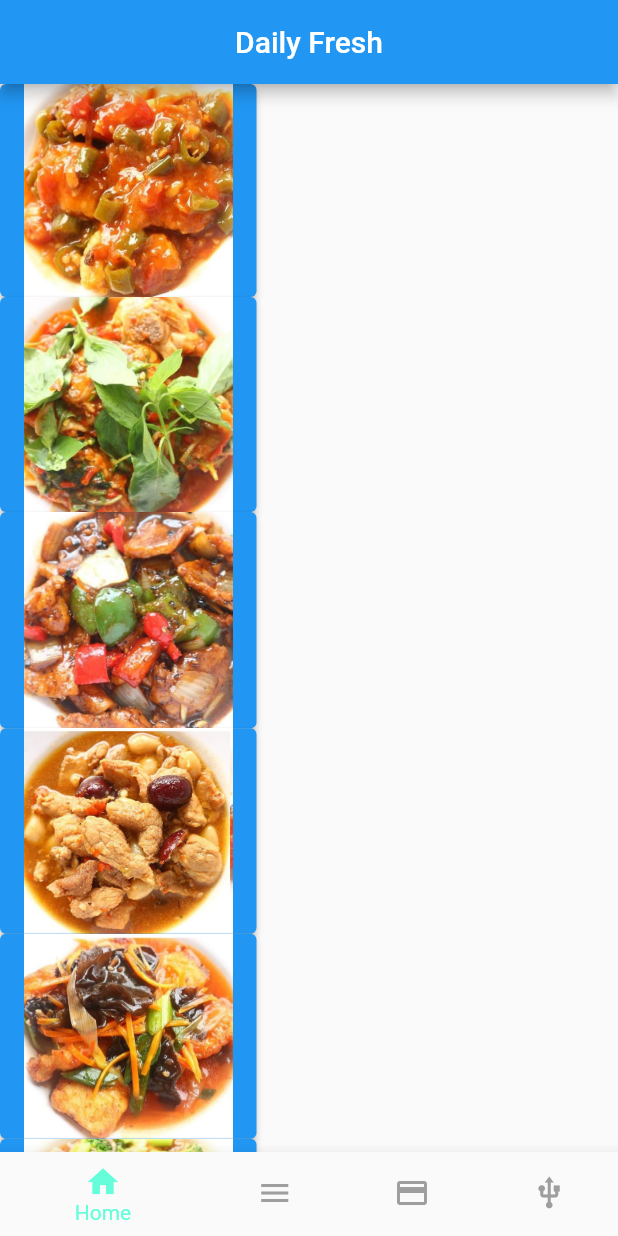
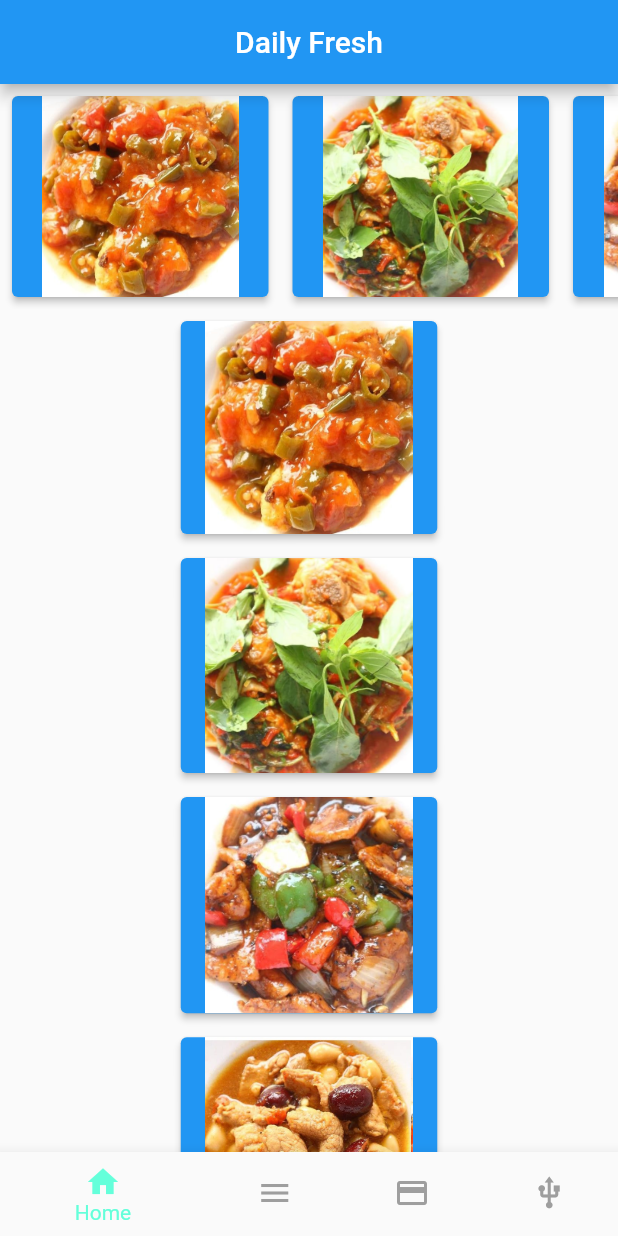
Before and after one commit to S69n250w/flutter_David-Christian-Hui, a Flutter app: the screen it shows after launch, on a phone screen of 412 x 824 dp. Run offline on Flutter 3.47's test engine with Material 2 defaults, Android fonts, the phone set to English and light mode, and no system bars.

Commit message:
Update tugas Mini Project
menambahkan fiturnya

```diff
--- a/Mini Project/praktikum/david_c_mini/lib/home_page.dart
+++ b/Mini Project/praktikum/david_c_mini/lib/home_page.dart
@@ -14,7 +14,14 @@ class _MyHomePageState extends State<MyHomePage> {
     final Color selectedColor = Colors.tealAccent;
     final Color unselectedColor = Colors.grey;
 
-    final List<String> imagePaths = [
+    final List<String> horizontalImagePaths = [
+      'assets/ayam_asam_manis.jpg',
+      'assets/ayam_kemangi.jpg',
+      'assets/ayam_lada_hitam.jpg',
+      'assets/ayam_obat.jpg'
+    ];
+
+    final List<String> verticalImagePaths = [
       'assets/ayam_asam_manis.jpg',
       'assets/ayam_kemangi.jpg',
       'assets/ayam_lada_hitam.jpg',
@@ -28,12 +35,17 @@ class _MyHomePageState extends State<MyHomePage> {
         title: Text("Daily Fresh"),
         centerTitle: true,
       ),
-      body: ListView.builder(
-        itemCount: imagePaths.length,
-        itemBuilder: (BuildContext context, int index) {
-          return Row(
+      body: Column(
         children: [
           Container(
+            height: 150,
+            child: ListView.builder(
+              scrollDirection: Axis.horizontal,
+              itemCount: horizontalImagePaths.length,
+              itemBuilder: (BuildContext context, int index) {
+                return Padding(
+                  padding: const EdgeInsets.all(8.0),
+                  child: Container(
                     child: ElevatedButton(
                       onPressed: () {
                         Navigator.of(context).push(
@@ -41,13 +53,38 @@ class _MyHomePageState extends State<MyHomePage> {
                       },
                       child: Image(
                         width: 139,
-                      image: AssetImage(imagePaths[index]),
+                        image: AssetImage(horizontalImagePaths[index]),
                       ),
                     ),
-              )
-            ],
+                  ),
                 );
               },
+            ),
+          ),
+          // SizedBox(height: 10),
+
+          Column(
+            children: verticalImagePaths.map((imagePath) {
+              return Padding(
+                padding: const EdgeInsets.all(8.0),
+                child: Container(
+                  child: ElevatedButton(
+                    onPressed: () {
+                      Navigator.of(context).push(
+                        MaterialPageRoute(builder: (_) => const MenuPage()));
+                    },
+                    child: Image(
+                      width: 139,
+                      image: AssetImage(imagePath),
+                    ),
+                  ),
+                ),
+              );
+            }).toList(),
+          ),
+        ],
+      ),
+
         // children: [
           // Row(
           //   children: [
@@ -66,7 +103,7 @@ class _MyHomePageState extends State<MyHomePage> {
           //   ],
           // )
         // ],
-      ),
+      // ),
       bottomNavigationBar: BottomNavigationBar(
         backgroundColor: Colors.grey[850],
         selectedItemColor: selectedColor,
```
Lines whose indentation alone changed are shown as unchanged.
